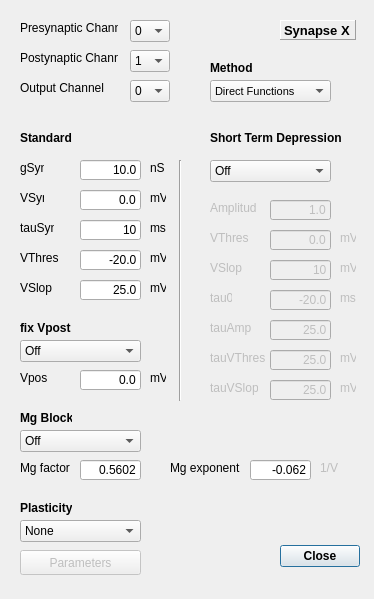
Qt form src/gui/ChemSynDlg.ui (CompEphys-team/stdpc) before a commit.
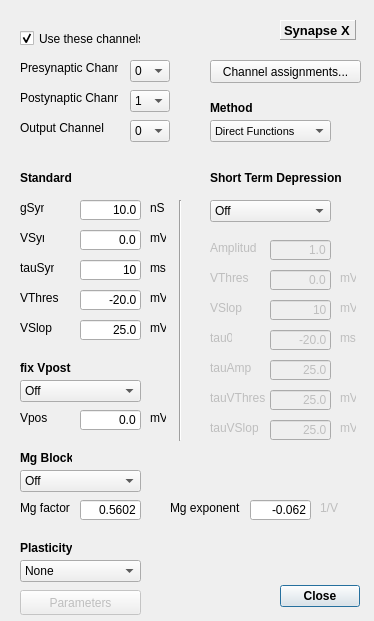
The same form after that commit.

Diff of the .ui file:
```diff
--- a/src/gui/ChemSynDlg.ui
+++ b/src/gui/ChemSynDlg.ui
@@ -7,7 +7,7 @@
     <x>0</x>
     <y>0</y>
     <width>374</width>
-    <height>599</height>
+    <height>621</height>
    </rect>
   </property>
   <property name="windowTitle">
@@ -17,7 +17,7 @@
    <property name="geometry">
     <rect>
      <x>200</x>
-     <y>540</y>
+     <y>580</y>
      <width>160</width>
      <height>32</height>
     </rect>
@@ -80,7 +80,7 @@
    <property name="geometry">
     <rect>
      <x>20</x>
-     <y>20</y>
+     <y>60</y>
      <width>98</width>
      <height>16</height>
     </rect>
@@ -93,7 +93,7 @@
    <property name="geometry">
     <rect>
      <x>130</x>
-     <y>20</y>
+     <y>60</y>
      <width>40</width>
      <height>22</height>
     </rect>
@@ -118,7 +118,7 @@
    <property name="geometry">
     <rect>
      <x>20</x>
-     <y>50</y>
+     <y>90</y>
      <width>98</width>
      <height>16</height>
     </rect>
@@ -131,7 +131,7 @@
    <property name="geometry">
     <rect>
      <x>130</x>
-     <y>50</y>
+     <y>90</y>
      <width>40</width>
      <height>22</height>
     </rect>
@@ -159,7 +159,7 @@
    <property name="geometry">
     <rect>
      <x>20</x>
-     <y>160</y>
+     <y>200</y>
      <width>24</width>
      <height>16</height>
     </rect>
@@ -172,7 +172,7 @@
    <property name="geometry">
     <rect>
      <x>20</x>
-     <y>190</y>
+     <y>230</y>
      <width>24</width>
      <height>16</height>
     </rect>
@@ -185,7 +185,7 @@
    <property name="geometry">
     <rect>
      <x>20</x>
-     <y>220</y>
+     <y>260</y>
      <width>34</width>
      <height>16</height>
     </rect>
@@ -198,7 +198,7 @@
    <property name="geometry">
     <rect>
      <x>80</x>
-     <y>160</y>
+     <y>200</y>
      <width>61</width>
      <height>20</height>
     </rect>
@@ -217,7 +217,7 @@
    <property name="geometry">
     <rect>
      <x>80</x>
-     <y>190</y>
+     <y>230</y>
      <width>61</width>
      <height>20</height>
     </rect>
@@ -236,7 +236,7 @@
    <property name="geometry">
     <rect>
      <x>80</x>
-     <y>220</y>
+     <y>260</y>
      <width>61</width>
      <height>20</height>
     </rect>
@@ -255,7 +255,7 @@
    <property name="geometry">
     <rect>
      <x>80</x>
-     <y>250</y>
+     <y>290</y>
      <width>61</width>
      <height>20</height>
     </rect>
@@ -274,7 +274,7 @@
    <property name="geometry">
     <rect>
      <x>80</x>
-     <y>280</y>
+     <y>320</y>
      <width>61</width>
      <height>20</height>
     </rect>
@@ -293,7 +293,7 @@
    <property name="geometry">
     <rect>
      <x>20</x>
-     <y>250</y>
+     <y>290</y>
      <width>39</width>
      <height>16</height>
     </rect>
@@ -306,7 +306,7 @@
    <property name="geometry">
     <rect>
      <x>20</x>
-     <y>280</y>
+     <y>320</y>
      <width>32</width>
      <height>16</height>
     </rect>
@@ -319,7 +319,7 @@
    <property name="geometry">
     <rect>
      <x>150</x>
-     <y>160</y>
+     <y>200</y>
      <width>16</width>
      <height>16</height>
     </rect>
@@ -332,7 +332,7 @@
    <property name="geometry">
     <rect>
      <x>150</x>
-     <y>190</y>
+     <y>230</y>
      <width>16</width>
      <height>16</height>
     </rect>
@@ -345,7 +345,7 @@
    <property name="geometry">
     <rect>
      <x>150</x>
-     <y>220</y>
+     <y>260</y>
      <width>16</width>
      <height>16</height>
     </rect>
@@ -358,7 +358,7 @@
    <property name="geometry">
     <rect>
      <x>150</x>
-     <y>250</y>
+     <y>290</y>
      <width>16</width>
      <height>16</height>
     </rect>
@@ -371,7 +371,7 @@
    <property name="geometry">
     <rect>
      <x>150</x>
-     <y>280</y>
+     <y>320</y>
      <width>16</width>
      <height>16</height>
     </rect>
@@ -384,7 +384,7 @@
    <property name="geometry">
     <rect>
      <x>20</x>
-     <y>130</y>
+     <y>170</y>
      <width>52</width>
      <height>16</height>
     </rect>
@@ -403,7 +403,7 @@
    <property name="geometry">
     <rect>
      <x>210</x>
-     <y>130</y>
+     <y>170</y>
      <width>131</width>
      <height>16</height>
     </rect>
@@ -425,7 +425,7 @@
    <property name="geometry">
     <rect>
      <x>270</x>
-     <y>260</y>
+     <y>300</y>
      <width>61</width>
      <height>20</height>
     </rect>
@@ -447,7 +447,7 @@
    <property name="geometry">
     <rect>
      <x>210</x>
-     <y>200</y>
+     <y>240</y>
      <width>47</width>
      <height>16</height>
     </rect>
@@ -463,7 +463,7 @@
    <property name="geometry">
     <rect>
      <x>270</x>
-     <y>320</y>
+     <y>360</y>
      <width>61</width>
      <height>20</height>
     </rect>
@@ -485,7 +485,7 @@
    <property name="geometry">
     <rect>
      <x>210</x>
-     <y>230</y>
+     <y>270</y>
      <width>39</width>
      <height>16</height>
     </rect>
@@ -501,7 +501,7 @@
    <property name="geometry">
     <rect>
      <x>210</x>
-     <y>320</y>
+     <y>360</y>
      <width>41</width>
      <height>16</height>
     </rect>
@@ -517,7 +517,7 @@
    <property name="geometry">
     <rect>
      <x>210</x>
-     <y>260</y>
+     <y>300</y>
      <width>32</width>
      <height>16</height>
     </rect>
@@ -533,7 +533,7 @@
    <property name="geometry">
     <rect>
      <x>340</x>
-     <y>230</y>
+     <y>270</y>
      <width>16</width>
      <height>16</height>
     </rect>
@@ -549,7 +549,7 @@
    <property name="geometry">
     <rect>
      <x>270</x>
-     <y>230</y>
+     <y>270</y>
      <width>61</width>
      <height>20</height>
     </rect>
@@ -571,7 +571,7 @@
    <property name="geometry">
     <rect>
      <x>270</x>
-     <y>200</y>
+     <y>240</y>
      <width>61</width>
      <height>20</height>
     </rect>
@@ -593,7 +593,7 @@
    <property name="geometry">
     <rect>
      <x>340</x>
-     <y>260</y>
+     <y>300</y>
      <width>16</width>
      <height>16</height>
     </rect>
@@ -609,7 +609,7 @@
    <property name="geometry">
     <rect>
      <x>340</x>
-     <y>290</y>
+     <y>330</y>
      <width>16</width>
      <height>16</height>
     </rect>
@@ -625,7 +625,7 @@
    <property name="geometry">
     <rect>
      <x>270</x>
-     <y>290</y>
+     <y>330</y>
      <width>61</width>
      <height>20</height>
     </rect>
@@ -647,7 +647,7 @@
    <property name="geometry">
     <rect>
      <x>210</x>
-     <y>290</y>
+     <y>330</y>
      <width>22</width>
      <height>16</height>
     </rect>
@@ -663,7 +663,7 @@
    <property name="geometry">
     <rect>
      <x>210</x>
-     <y>350</y>
+     <y>390</y>
      <width>55</width>
      <height>16</height>
     </rect>
@@ -679,7 +679,7 @@
    <property name="geometry">
     <rect>
      <x>340</x>
-     <y>350</y>
+     <y>390</y>
      <width>16</width>
      <height>16</height>
     </rect>
@@ -695,7 +695,7 @@
    <property name="geometry">
     <rect>
      <x>270</x>
-     <y>350</y>
+     <y>390</y>
      <width>61</width>
      <height>20</height>
     </rect>
@@ -717,7 +717,7 @@
    <property name="geometry">
     <rect>
      <x>340</x>
-     <y>380</y>
+     <y>420</y>
      <width>16</width>
      <height>16</height>
     </rect>
@@ -733,7 +733,7 @@
    <property name="geometry">
     <rect>
      <x>210</x>
-     <y>380</y>
+     <y>420</y>
      <width>48</width>
      <height>16</height>
     </rect>
@@ -749,7 +749,7 @@
    <property name="geometry">
     <rect>
      <x>270</x>
-     <y>380</y>
+     <y>420</y>
      <width>61</width>
      <height>20</height>
     </rect>
@@ -768,7 +768,7 @@
    <property name="geometry">
     <rect>
      <x>20</x>
-     <y>320</y>
+     <y>360</y>
      <width>52</width>
      <height>16</height>
     </rect>
@@ -787,7 +787,7 @@
    <property name="geometry">
     <rect>
      <x>20</x>
-     <y>340</y>
+     <y>380</y>
      <width>121</width>
      <height>22</height>
     </rect>
@@ -807,7 +807,7 @@
    <property name="geometry">
     <rect>
      <x>20</x>
-     <y>370</y>
+     <y>410</y>
      <width>27</width>
      <height>16</height>
     </rect>
@@ -820,7 +820,7 @@
    <property name="geometry">
     <rect>
      <x>150</x>
-     <y>370</y>
+     <y>410</y>
      <width>16</width>
      <height>16</height>
     </rect>
@@ -833,7 +833,7 @@
    <property name="geometry">
     <rect>
      <x>80</x>
-     <y>370</y>
+     <y>410</y>
      <width>61</width>
      <height>20</height>
     </rect>
@@ -852,7 +852,7 @@
    <property name="geometry">
     <rect>
      <x>20</x>
-     <y>500</y>
+     <y>540</y>
      <width>52</width>
      <height>16</height>
     </rect>
@@ -871,7 +871,7 @@
    <property name="geometry">
     <rect>
      <x>20</x>
-     <y>520</y>
+     <y>560</y>
      <width>121</width>
      <height>22</height>
     </rect>
@@ -899,7 +899,7 @@
    <property name="geometry">
     <rect>
      <x>20</x>
-     <y>550</y>
+     <y>590</y>
      <width>121</width>
      <height>25</height>
     </rect>
@@ -912,7 +912,7 @@
    <property name="geometry">
     <rect>
      <x>170</x>
-     <y>160</y>
+     <y>200</y>
      <width>20</width>
      <height>241</height>
     </rect>
@@ -925,7 +925,7 @@
    <property name="geometry">
     <rect>
      <x>210</x>
-     <y>160</y>
+     <y>200</y>
      <width>121</width>
      <height>22</height>
     </rect>
@@ -945,7 +945,7 @@
    <property name="geometry">
     <rect>
      <x>20</x>
-     <y>80</y>
+     <y>120</y>
      <width>98</width>
      <height>16</height>
     </rect>
@@ -958,7 +958,7 @@
    <property name="geometry">
     <rect>
      <x>130</x>
-     <y>80</y>
+     <y>120</y>
      <width>40</width>
      <height>22</height>
     </rect>
@@ -981,7 +981,7 @@
    <property name="geometry">
     <rect>
      <x>210</x>
-     <y>80</y>
+     <y>120</y>
      <width>121</width>
      <height>22</height>
     </rect>
@@ -1008,7 +1008,7 @@
    <property name="geometry">
     <rect>
      <x>210</x>
-     <y>60</y>
+     <y>100</y>
      <width>69</width>
      <height>16</height>
     </rect>
@@ -1027,7 +1027,7 @@
    <property name="geometry">
     <rect>
      <x>20</x>
-     <y>430</y>
+     <y>470</y>
      <width>121</width>
      <height>22</height>
     </rect>
@@ -1047,7 +1047,7 @@
    <property name="geometry">
     <rect>
      <x>20</x>
-     <y>460</y>
+     <y>500</y>
      <width>51</width>
      <height>16</height>
     </rect>
@@ -1060,7 +1060,7 @@
    <property name="geometry">
     <rect>
      <x>80</x>
-     <y>460</y>
+     <y>500</y>
      <width>61</width>
      <height>20</height>
     </rect>
@@ -1079,7 +1079,7 @@
    <property name="geometry">
     <rect>
      <x>20</x>
-     <y>410</y>
+     <y>450</y>
      <width>52</width>
      <height>16</height>
     </rect>
@@ -1098,7 +1098,7 @@
    <property name="geometry">
     <rect>
      <x>170</x>
-     <y>460</y>
+     <y>500</y>
      <width>71</width>
      <height>16</height>
     </rect>
@@ -1111,7 +1111,7 @@
    <property name="geometry">
     <rect>
      <x>250</x>
-     <y>460</y>
+     <y>500</y>
      <width>61</width>
      <height>20</height>
     </rect>
@@ -1133,7 +1133,7 @@
    <property name="geometry">
     <rect>
      <x>320</x>
-     <y>460</y>
+     <y>500</y>
      <width>31</width>
      <height>16</height>
     </rect>
@@ -1142,6 +1142,35 @@
     <string>1/V</string>
    </property>
   </widget>
+  <widget class="QCheckBox" name="cbUseLegacy">
+   <property name="geometry">
+    <rect>
+     <x>20</x>
+     <y>30</y>
+     <width>121</width>
+     <height>17</height>
+    </rect>
+   </property>
+   <property name="text">
+    <string>Use these channels:</string>
+   </property>
+   <property name="checked">
+    <bool>true</bool>
+   </property>
+  </widget>
+  <widget class="QPushButton" name="btnAssign">
+   <property name="geometry">
+    <rect>
+     <x>210</x>
+     <y>60</y>
+     <width>151</width>
+     <height>23</height>
+    </rect>
+   </property>
+   <property name="text">
+    <string>Channel assignments...</string>
+   </property>
+  </widget>
  </widget>
  <resources/>
  <connections/>
```
